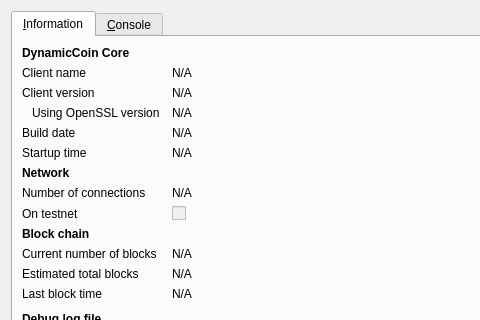
Old version of the form src/qt/forms/rpcconsole.ui in the repository Azotroph/current; both pictures show x 0 to 480 and y 0 to 320 of the 740 by 450 pixel window.
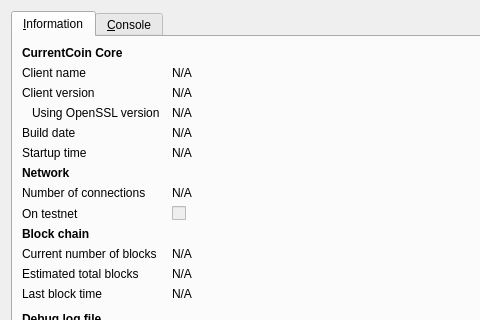
New version of the form. Icons and pictures are not drawn.

Patch:
```diff
--- a/src/qt/forms/rpcconsole.ui
+++ b/src/qt/forms/rpcconsole.ui
@@ -36,7 +36,7 @@
           </font>
          </property>
          <property name="text">
-          <string>DynamicCoin Core</string>
+          <string>CurrentCoin Core</string>
          </property>
         </widget>
        </item>
```
Left out of the diff: 6 changed lines with no effect on the pictures.
